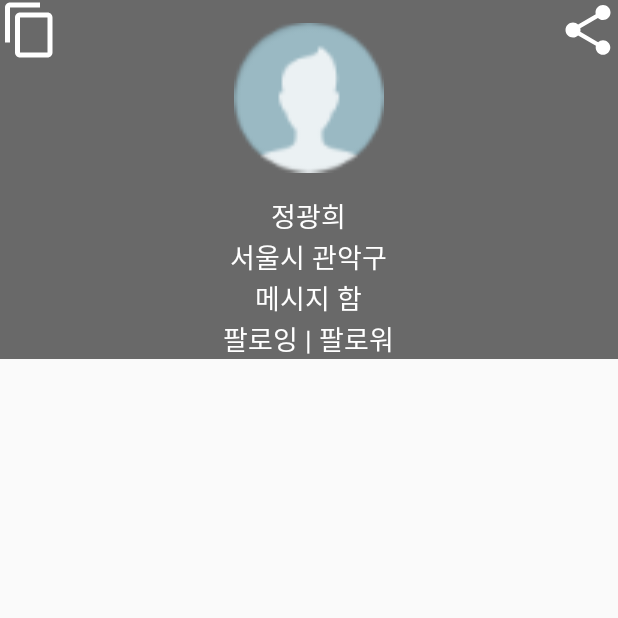
After one commit to rapturekwang/PartyPeople, an Android app: the UserActivity screen opened directly, with no data from a screen before it, on a phone screen of 412 x 824 dp, the top half of it. The commit adds this screen. Run offline under Robolectric (Android 15) with nearby library versions, the phone set to English and light mode, and no system bars.

Commit message:
user page on going

```diff
--- a/app/src/main/AndroidManifest.xml
+++ b/app/src/main/AndroidManifest.xml
@@ -33,7 +33,11 @@
             android:name=".activity.MakePartyTwoActivity"
             android:theme="@style/AppTheme.NoTitle" >
         </activity>
-        <activity android:name=".activity.MakePartyThreeActivity"
+        <activity
+            android:name=".activity.MakePartyThreeActivity"
+            android:theme="@style/AppTheme.NoTitle" >
+        </activity>
+        <activity android:name=".activity.UserActivity"
             android:theme="@style/AppTheme.NoTitle">
         </activity>
     </application>
--- /dev/null
+++ b/app/src/main/java/com/partypeople/www/partypeople/activity/UserActivity.java
@@ -0,0 +1,15 @@
+package com.partypeople.www.partypeople.activity;
+
+import android.support.v7.app.AppCompatActivity;
+import android.os.Bundle;
+
+import com.partypeople.www.partypeople.R;
+
+public class UserActivity extends AppCompatActivity {
+
+    @Override
+    protected void onCreate(Bundle savedInstanceState) {
+        super.onCreate(savedInstanceState);
+        setContentView(R.layout.activity_user);
+    }
+}
--- /dev/null
+++ b/app/src/main/java/com/partypeople/www/partypeople/view/UserPageView.java
@@ -0,0 +1,31 @@
+package com.partypeople.www.partypeople.view;
+
+import android.content.Context;
+import android.util.AttributeSet;
+import android.view.View;
+import android.widget.RelativeLayout;
+
+import com.partypeople.www.partypeople.R;
+import com.partypeople.www.partypeople.data.PartyItemData;
+
+/**
+ * Created by Tacademy on 2015-10-28.
+ */
+public class UserPageView extends RelativeLayout {
+    public UserPageView(Context context) {
+        super(context);
+        init();
+    }
+
+    public UserPageView(Context context, AttributeSet attrs) {
+        super(context, attrs);
+        init();
+    }
+
+    private void init() {
+        View view = inflate(getContext(), R.layout.view_user_header, this);
+    }
+
+    public void setItemData(PartyItemData data) {
+    }
+}
--- /dev/null
+++ b/app/src/main/res/layout/activity_user.xml
@@ -0,0 +1,29 @@
+<?xml version="1.0" encoding="utf-8"?>
+<RelativeLayout xmlns:android="http://schemas.android.com/apk/res/android"
+    xmlns:tools="http://schemas.android.com/tools" android:layout_width="match_parent"
+    android:layout_height="match_parent"
+    tools:context="com.partypeople.www.partypeople.activity.UserActivity">
+
+    <com.partypeople.www.partypeople.view.UserPageView
+        android:layout_width="match_parent"
+        android:layout_height="wrap_content"
+        android:id="@+id/view2"
+        android:layout_alignParentTop="true"
+        android:layout_alignParentStart="true" />
+
+    <android.support.design.widget.TabLayout
+        android:layout_width="wrap_content"
+        android:layout_height="wrap_content"
+        android:id="@+id/tabs"
+        android:layout_below="@+id/view2"
+        android:layout_alignParentStart="true"
+        android:layout_alignEnd="@+id/view2"
+        android:fillViewport="false" />
+
+    <android.support.v4.view.ViewPager
+        android:layout_width="wrap_content"
+        android:layout_height="wrap_content"
+        android:id="@+id/view3"
+        android:layout_below="@+id/tabs"
+        android:layout_alignParentStart="true" />
+</RelativeLayout>
--- /dev/null
+++ b/app/src/main/res/layout/view_user_header.xml
@@ -0,0 +1,70 @@
+<?xml version="1.0" encoding="utf-8"?>
+<RelativeLayout xmlns:android="http://schemas.android.com/apk/res/android"
+    android:orientation="vertical" android:layout_width="match_parent"
+    android:layout_height="wrap_content"
+    android:background="#696969">
+
+    <ImageView
+        android:layout_width="40dp"
+        android:layout_height="40dp"
+        android:id="@+id/imageView5"
+        android:layout_alignParentTop="true"
+        android:layout_alignParentStart="true"
+        android:src="@drawable/abc_ic_menu_copy_mtrl_am_alpha" />
+
+    <ImageView
+        android:layout_width="40dp"
+        android:layout_height="40dp"
+        android:id="@+id/imageView6"
+        android:layout_alignParentTop="true"
+        android:layout_alignParentEnd="true"
+        android:src="@drawable/abc_ic_menu_share_mtrl_alpha" />
+
+    <ImageView
+        android:layout_width="100dp"
+        android:layout_height="130dp"
+        android:id="@+id/imageView7"
+        android:layout_alignParentTop="true"
+        android:layout_centerHorizontal="true"
+        android:src="@drawable/profile_img" />
+
+    <TextView
+        android:layout_width="wrap_content"
+        android:layout_height="wrap_content"
+        android:textAppearance="?android:attr/textAppearanceMedium"
+        android:text="정광희"
+        android:id="@+id/textView20"
+        android:layout_below="@+id/imageView7"
+        android:layout_centerHorizontal="true"
+        android:textColor="#ffffff" />
+
+    <TextView
+        android:layout_width="wrap_content"
+        android:layout_height="wrap_content"
+        android:textAppearance="?android:attr/textAppearanceMedium"
+        android:text="서울시 관악구"
+        android:id="@+id/textView21"
+        android:layout_below="@+id/textView20"
+        android:layout_centerHorizontal="true"
+        android:textColor="#ffffff" />
+
+    <TextView
+        android:layout_width="wrap_content"
+        android:layout_height="wrap_content"
+        android:textAppearance="?android:attr/textAppearanceMedium"
+        android:text="메시지 함"
+        android:id="@+id/textView22"
+        android:layout_below="@+id/textView21"
+        android:layout_centerHorizontal="true"
+        android:textColor="#ffffff" />
+
+    <TextView
+        android:layout_width="wrap_content"
+        android:layout_height="wrap_content"
+        android:textAppearance="?android:attr/textAppearanceMedium"
+        android:text="팔로잉 | 팔로워"
+        android:id="@+id/textView23"
+        android:layout_below="@+id/textView22"
+        android:layout_centerHorizontal="true"
+        android:textColor="#ffffff" />
+</RelativeLayout>
--- a/app/src/main/res/values/dimens.xml
+++ b/app/src/main/res/values/dimens.xml
@@ -2,4 +2,5 @@
     <!-- Default screen margins, per the Android Design guidelines. -->
     <dimen name="activity_horizontal_margin">10dp</dimen>
     <dimen name="activity_vertical_margin">16dp</dimen>
+    <dimen name="fab_margin">16dp</dimen>
 </resources>
```
Also changed, not shown: app/src/main/java/com/partypeople/www/partypeople/activity/MainActivity.java (+19 -2 lines), app/src/main/res/layout/activity_main.xml (+14 -60 lines), app/src/main/res/layout/content_main.xml (added, +67 -0 lines), app/src/main/res/values/styles.xml (+7 -0 lines).
